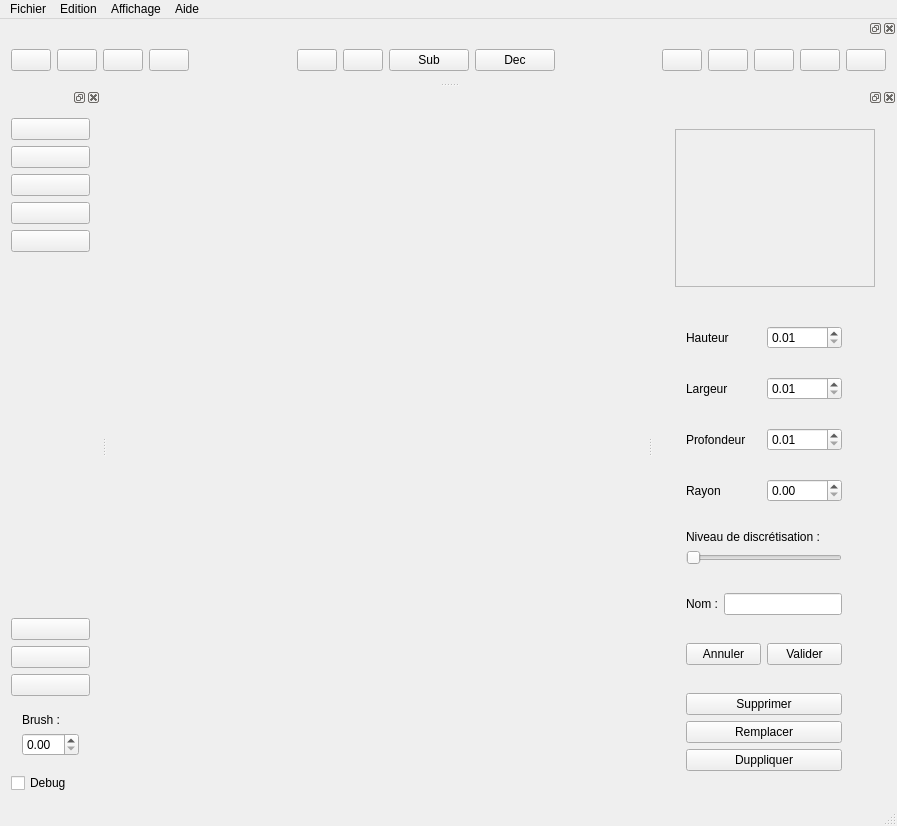
This is src/gui/mainWindow.ui in slvrgauthier/OpenSculpt as Qt 5 draws it before an edit. The edited form follows.
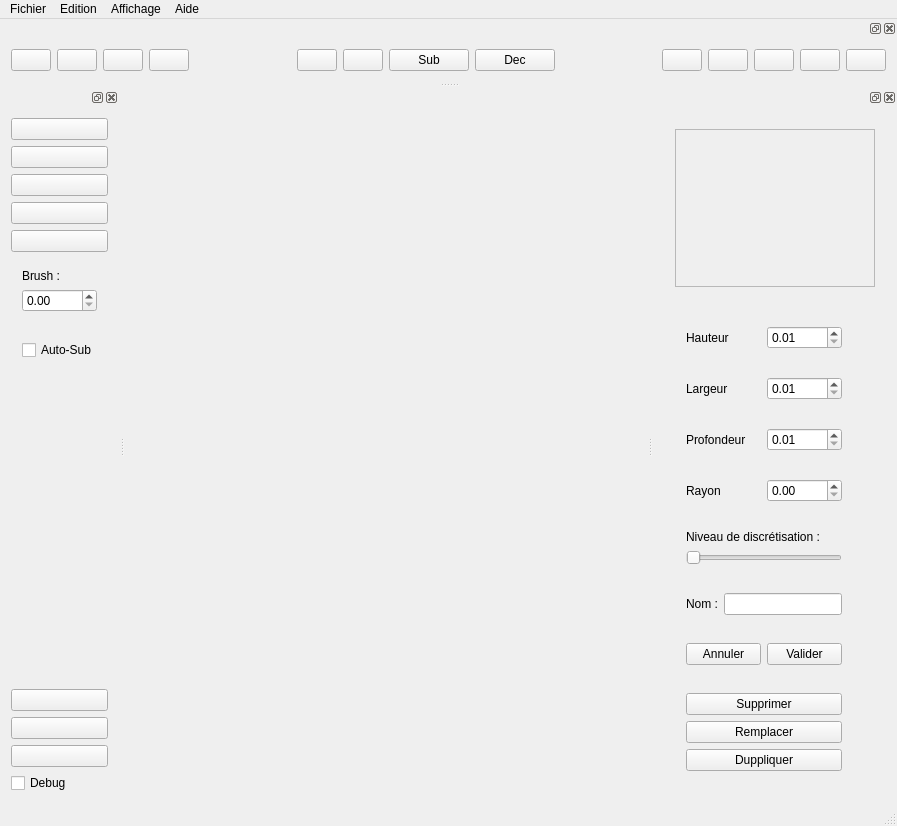
This is the edited form. Icons and pictures are not drawn. Custom widgets are drawn as their Qt base class.

```diff
--- a/src/gui/mainWindow.ui
+++ b/src/gui/mainWindow.ui
@@ -426,6 +426,35 @@
        </property>
       </widget>
      </item>
+     <item>
+      <widget class="QWidget" name="widgetBrush" native="true">
+       <layout class="QVBoxLayout" name="verticalLayout_9">
+        <item>
+         <widget class="QLabel" name="Brush">
+          <property name="text">
+           <string>Brush :</string>
+          </property>
+         </widget>
+        </item>
+        <item>
+         <widget class="QDoubleSpinBox" name="spinBrush"/>
+        </item>
+       </layout>
+      </widget>
+     </item>
+     <item>
+      <widget class="QWidget" name="widgetAutosub" native="true">
+       <layout class="QVBoxLayout" name="verticalLayout_10">
+        <item>
+         <widget class="QCheckBox" name="checkBoxautosub">
+          <property name="text">
+           <string>Auto-Sub</string>
+          </property>
+         </widget>
+        </item>
+       </layout>
+      </widget>
+     </item>
      <item>
       <spacer name="verticalSpacer_2">
        <property name="orientation">
@@ -502,22 +531,6 @@
        </property>
       </widget>
      </item>
-     <item>
-      <widget class="QWidget" name="widgetBrush" native="true">
-       <layout class="QVBoxLayout" name="verticalLayout_9">
-        <item>
-         <widget class="QLabel" name="Brush">
-          <property name="text">
-           <string>Brush :</string>
-          </property>
-         </widget>
-        </item>
-        <item>
-         <widget class="QDoubleSpinBox" name="spinBrush"/>
-        </item>
-       </layout>
-      </widget>
-     </item>
      <item>
       <widget class="QCheckBox" name="debug">
        <property name="text">
```
Left out of the diff: 2 changed lines with no effect on the pictures.
